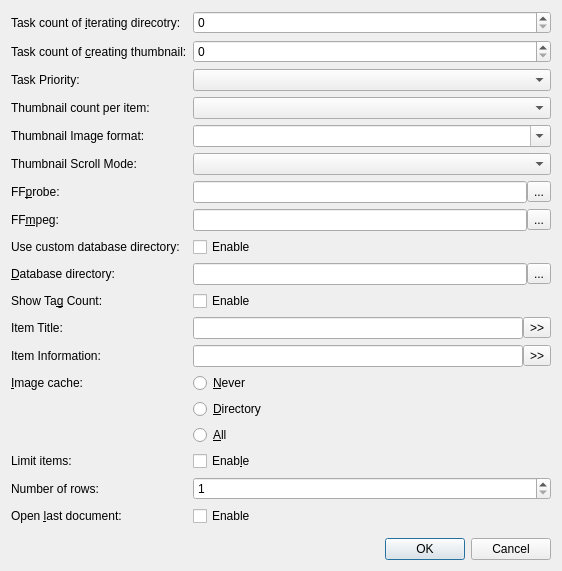
Qt form src/option.ui (ambiesoft/SceneExplorer) before a commit.
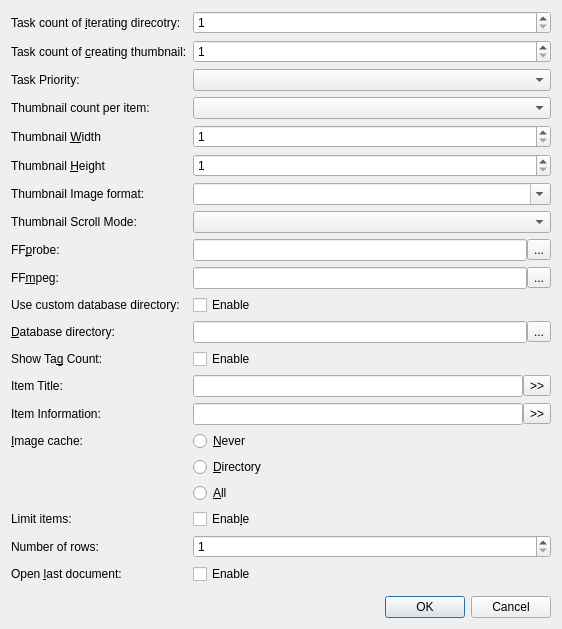
The same form after that commit.

Commit message: Modify: thumbnail size can be changable

What changed in the file:
```diff
--- a/src/option.ui
+++ b/src/option.ui
@@ -7,7 +7,7 @@
     <x>0</x>
     <y>0</y>
     <width>562</width>
-    <height>533</height>
+    <height>541</height>
    </rect>
   </property>
   <property name="windowTitle">
@@ -25,7 +25,11 @@
     </widget>
    </item>
    <item row="0" column="1">
-    <widget class="QSpinBox" name="spinBoxGetDir"/>
+    <widget class="QSpinBox" name="spinBoxGetDir">
+     <property name="minimum">
+      <number>1</number>
+     </property>
+    </widget>
    </item>
    <item row="3" column="0">
     <widget class="QLabel" name="labelThumb">
@@ -38,9 +42,13 @@
     </widget>
    </item>
    <item row="3" column="1">
-    <widget class="QSpinBox" name="spinBoxThumb"/>
+    <widget class="QSpinBox" name="spinBoxThumb">
+     <property name="minimum">
+      <number>1</number>
+     </property>
+    </widget>
    </item>
-   <item row="15" column="0">
+   <item row="17" column="0">
     <widget class="QLabel" name="label">
      <property name="text">
       <string>&amp;Image cache:</string>
@@ -50,7 +58,7 @@
      </property>
     </widget>
    </item>
-   <item row="23" column="1">
+   <item row="25" column="1">
     <widget class="QDialogButtonBox" name="buttonBox">
      <property name="orientation">
       <enum>Qt::Horizontal</enum>
@@ -60,7 +68,7 @@
      </property>
     </widget>
    </item>
-   <item row="21" column="1">
+   <item row="23" column="1">
     <spacer name="verticalSpacer">
      <property name="orientation">
       <enum>Qt::Vertical</enum>
@@ -73,28 +81,28 @@
      </property>
     </spacer>
    </item>
-   <item row="15" column="1">
+   <item row="17" column="1">
     <widget class="QRadioButton" name="rbICNever">
      <property name="text">
       <string>&amp;Never</string>
      </property>
     </widget>
    </item>
-   <item row="16" column="1">
+   <item row="18" column="1">
     <widget class="QRadioButton" name="rbICPerDirectory">
      <property name="text">
       <string>&amp;Directory</string>
      </property>
     </widget>
    </item>
-   <item row="17" column="1">
+   <item row="19" column="1">
     <widget class="QRadioButton" name="rbICAll">
      <property name="text">
       <string>&amp;All</string>
      </property>
     </widget>
    </item>
-   <item row="11" column="0">
+   <item row="13" column="0">
     <widget class="QLabel" name="labelDBDir">
      <property name="text">
       <string>&amp;Database directory:</string>
@@ -104,7 +112,7 @@
      </property>
     </widget>
    </item>
-   <item row="11" column="1">
+   <item row="13" column="1">
     <layout class="QHBoxLayout" name="hlDatabaseDir">
      <property name="spacing">
       <number>0</number>
@@ -121,14 +129,14 @@
      </item>
     </layout>
    </item>
-   <item row="20" column="1">
+   <item row="22" column="1">
     <widget class="QCheckBox" name="chkOpenLastDocument">
      <property name="text">
       <string>Enable</string>
      </property>
     </widget>
    </item>
-   <item row="20" column="0">
+   <item row="22" column="0">
     <widget class="QLabel" name="labelOpenLastDocument">
      <property name="text">
       <string>Open &amp;last document:</string>
@@ -138,7 +146,7 @@
      </property>
     </widget>
    </item>
-   <item row="8" column="0">
+   <item row="10" column="0">
     <widget class="QLabel" name="labelffprobe">
      <property name="text">
       <string>FF&amp;probe:</string>
@@ -148,8 +156,8 @@
      </property>
     </widget>
    </item>
-   <item row="9" column="0">
-    <widget class="QLabel" name="label_3">
+   <item row="11" column="0">
+    <widget class="QLabel" name="labelffmpeg">
      <property name="text">
       <string>FF&amp;mpeg:</string>
      </property>
@@ -158,7 +166,7 @@
      </property>
     </widget>
    </item>
-   <item row="8" column="1">
+   <item row="10" column="1">
     <layout class="QHBoxLayout" name="hlffprobe">
      <property name="spacing">
       <number>0</number>
@@ -179,7 +187,7 @@
      </item>
     </layout>
    </item>
-   <item row="9" column="1">
+   <item row="11" column="1">
     <layout class="QHBoxLayout" name="hlffmpeg">
      <property name="spacing">
       <number>0</number>
@@ -200,7 +208,7 @@
      </item>
     </layout>
    </item>
-   <item row="10" column="0">
+   <item row="12" column="0">
     <widget class="QLabel" name="label_useCustomDatabase">
      <property name="text">
       <string>Use custom database directory:</string>
@@ -210,7 +218,7 @@
      </property>
     </widget>
    </item>
-   <item row="10" column="1">
+   <item row="12" column="1">
     <widget class="QCheckBox" name="chkUseCustomDatabaseDirectory">
      <property name="text">
       <string>Enable</string>
@@ -230,7 +238,7 @@
    <item row="5" column="1">
     <widget class="QComboBox" name="cmbThumbCount"/>
    </item>
-   <item row="18" column="0">
+   <item row="20" column="0">
     <widget class="QLabel" name="labelLimit">
      <property name="text">
       <string>Limit items:</string>
@@ -240,14 +248,14 @@
      </property>
     </widget>
    </item>
-   <item row="18" column="1">
+   <item row="20" column="1">
     <widget class="QCheckBox" name="chkLimitItems">
      <property name="text">
       <string>Enab&amp;le</string>
      </property>
     </widget>
    </item>
-   <item row="19" column="0">
+   <item row="21" column="0">
     <widget class="QLabel" name="labelNumberOfRows">
      <property name="text">
       <string>Number of rows:</string>
@@ -257,7 +265,7 @@
      </property>
     </widget>
    </item>
-   <item row="19" column="1">
+   <item row="21" column="1">
     <widget class="QSpinBox" name="spinNumberOfRows">
      <property name="minimum">
       <number>1</number>
@@ -267,7 +275,7 @@
      </property>
     </widget>
    </item>
-   <item row="13" column="0">
+   <item row="15" column="0">
     <widget class="QLabel" name="labelInfoMain">
      <property name="text">
       <string>Item Title:</string>
@@ -277,7 +285,7 @@
      </property>
     </widget>
    </item>
-   <item row="14" column="0">
+   <item row="16" column="0">
     <widget class="QLabel" name="labelInfoSub">
      <property name="text">
       <string>Item Information:</string>
@@ -287,7 +295,7 @@
      </property>
     </widget>
    </item>
-   <item row="13" column="1">
+   <item row="15" column="1">
     <layout class="QHBoxLayout" name="hlInfoMain">
      <property name="spacing">
       <number>0</number>
@@ -304,7 +312,7 @@
      </item>
     </layout>
    </item>
-   <item row="14" column="1">
+   <item row="16" column="1">
     <layout class="QHBoxLayout" name="hlInfoSub">
      <property name="spacing">
       <number>0</number>
@@ -331,7 +339,7 @@
    <item row="4" column="1">
     <widget class="QComboBox" name="cmbTaskPriority"/>
    </item>
-   <item row="6" column="0">
+   <item row="8" column="0">
     <widget class="QLabel" name="labelThumbImageFormat">
      <property name="text">
       <string>Thumbnail Image format:</string>
@@ -341,14 +349,14 @@
      </property>
     </widget>
    </item>
-   <item row="6" column="1">
+   <item row="8" column="1">
     <widget class="QComboBox" name="cmbThumbImageFormat">
      <property name="editable">
       <bool>true</bool>
      </property>
     </widget>
    </item>
-   <item row="7" column="0">
+   <item row="9" column="0">
     <widget class="QLabel" name="labelScrollMode">
      <property name="text">
       <string>Thumbnail Scroll Mode:</string>
@@ -358,10 +366,10 @@
      </property>
     </widget>
    </item>
-   <item row="7" column="1">
+   <item row="9" column="1">
     <widget class="QComboBox" name="cmbScrollMode"/>
    </item>
-   <item row="12" column="0">
+   <item row="14" column="0">
     <widget class="QLabel" name="labelShowTagCount">
      <property name="text">
       <string>Show Ta&amp;g Count:</string>
@@ -371,13 +379,53 @@
      </property>
     </widget>
    </item>
-   <item row="12" column="1">
+   <item row="14" column="1">
     <widget class="QCheckBox" name="chkShowTagCount">
      <property name="text">
       <string>Enable</string>
      </property>
     </widget>
    </item>
+   <item row="6" column="0">
+    <widget class="QLabel" name="labelThumbnailWidth">
+     <property name="text">
+      <string>Thumbnail &amp;Width</string>
+     </property>
+     <property name="buddy">
+      <cstring>spinBoxThumbWidth</cstring>
+     </property>
+    </widget>
+   </item>
+   <item row="6" column="1">
+    <widget class="QSpinBox" name="spinBoxThumbWidth">
+     <property name="minimum">
+      <number>1</number>
+     </property>
+     <property name="maximum">
+      <number>3840</number>
+     </property>
+    </widget>
+   </item>
+   <item row="7" column="0">
+    <widget class="QLabel" name="labelThumbnailHeight">
+     <property name="text">
+      <string>Thumbnail &amp;Height</string>
+     </property>
+     <property name="buddy">
+      <cstring>spinBoxThumbHeight</cstring>
+     </property>
+    </widget>
+   </item>
+   <item row="7" column="1">
+    <widget class="QSpinBox" name="spinBoxThumbHeight">
+     <property name="minimum">
+      <number>1</number>
+     </property>
+     <property name="maximum">
+      <number>2160</number>
+     </property>
+    </widget>
+   </item>
   </layout>
  </widget>
  <tabstops>
```
Left out of the diff: 2 changed lines with no effect on the pictures. The commit also changes 21 other files.
